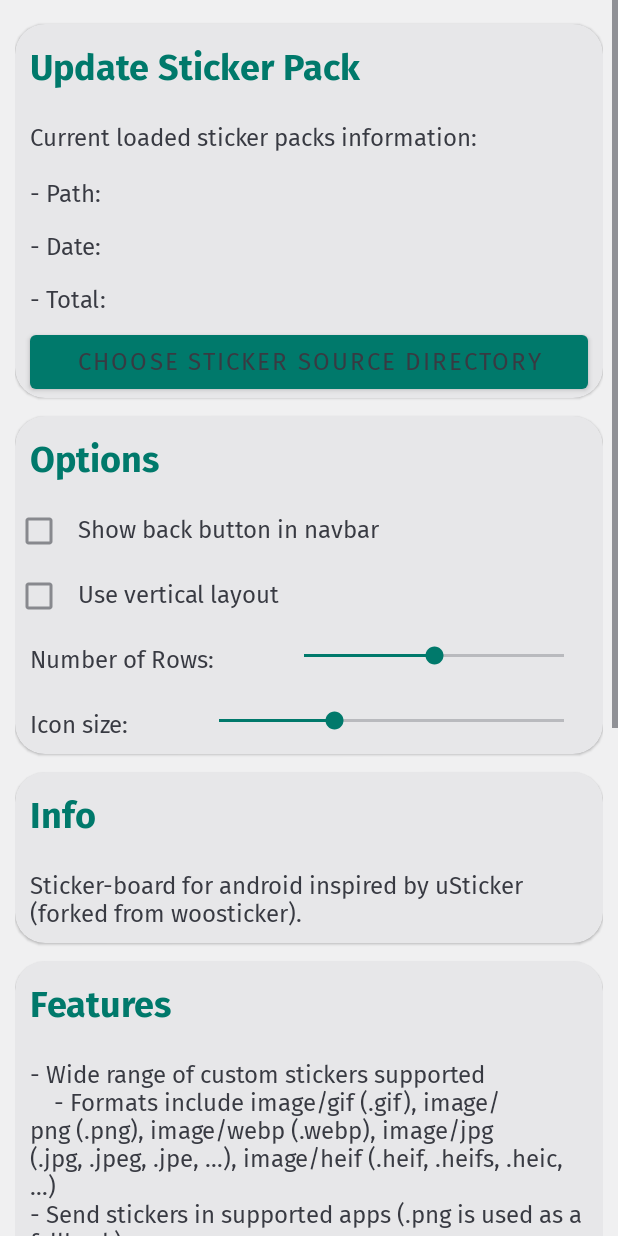
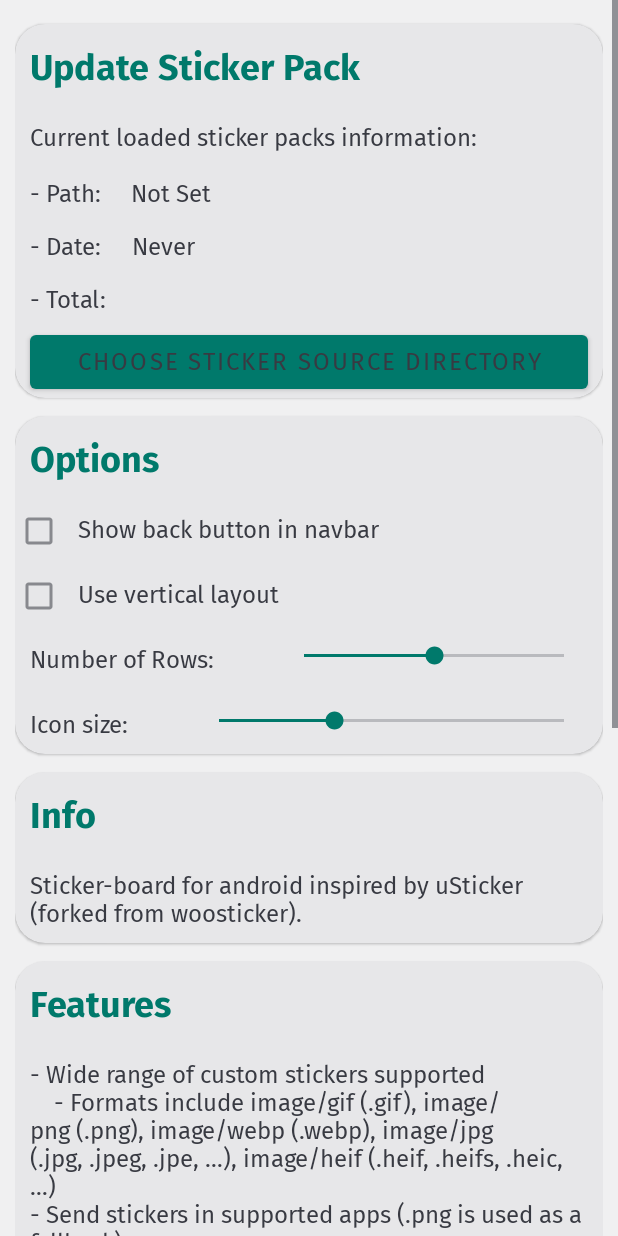
Before and after one commit to FredHappyface/Android.EweSticker, an Android app: the layout activity_main.xml on its own in the app's theme, with its tools: preview values and no code run, on a phone screen of 412 x 824 dp. Run offline under Robolectric (Android 15) with nearby library versions, the phone set to English and light mode, and no system bars.

Commit message:
fix #16 #17 #18

```diff
--- a/app/src/main/res/layout/activity_main.xml
+++ b/app/src/main/res/layout/activity_main.xml
@@ -42,7 +42,7 @@
 							android:id="@+id/stickerPackInfoPath"
 							style="@style/body_text"
 							android:layout_marginVertical="@dimen/zero"
-							android:text="" />
+							android:text="@string/update_sticker_pack_info_path" />
 					</LinearLayout>
 
 					<LinearLayout
@@ -58,7 +58,7 @@
 							android:id="@+id/stickerPackInfoDate"
 							style="@style/body_text"
 							android:layout_marginVertical="@dimen/zero"
-							android:text="" />
+							android:text="@string/update_sticker_pack_info_date" />
 					</LinearLayout>
 
 					<LinearLayout
@@ -129,15 +129,15 @@
 
 						<TextView
 							style="@style/body_text"
-							android:text="@string/options_icons_per_row_lbl" />
+							android:text="@string/options_icons_per_x_lbl" />
 
 						<TextView
-							android:id="@+id/iconsPerColumnLbl"
+							android:id="@+id/iconsPerXLbl"
 							style="@style/body_text"
 							android:textIsSelectable="false" />
 
 						<SeekBar
-							android:id="@+id/iconsPerColumnSb"
+							android:id="@+id/iconsPerXSb"
 							style="@style/seek_bar"
 							android:max="6"
 							android:min="2"
--- a/app/src/main/res/values/strings.xml
+++ b/app/src/main/res/values/strings.xml
@@ -9,13 +9,15 @@
 	<string name="update_sticker_pack_button">Choose sticker source directory</string>
 	<string name="update_sticker_pack_info">Current loaded sticker packs information: </string>
 	<string name="update_sticker_pack_info_path_lbl">- Path: </string>
+	<string name="update_sticker_pack_info_path">Not Set</string>
 	<string name="update_sticker_pack_info_date_lbl">- Date: </string>
+	<string name="update_sticker_pack_info_date">Never</string>
 	<string name="update_sticker_pack_info_total_lbl">- Total: </string>
 	<!-- Options -->
 	<string name="options_heading">Options</string>
 	<string name="options_show_back_button">Show back button in navbar</string>
 	<string name="options_vertical">Use vertical layout</string>
-	<string name="options_icons_per_row_lbl">"Number of Rows: "</string>
+	<string name="options_icons_per_x_lbl">"Number of Rows: "</string>
 	<string name="options_icon_size_status_lbl">"Icon size: "</string>
 	<!-- Info -->
 	<string name="info_heading">Info</string>
```
Also changed, not shown: app/src/main/java/com/fredhappyface/ewesticker/ImageKeyboard.kt (+9 -16 lines), app/src/main/java/com/fredhappyface/ewesticker/MainActivity.kt (+45 -33 lines), 2 other files.
